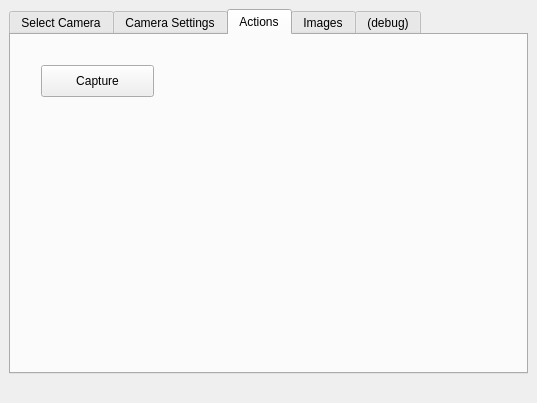
steveicarus/camctl, file camtool/camtool.ui: the form before one commit.
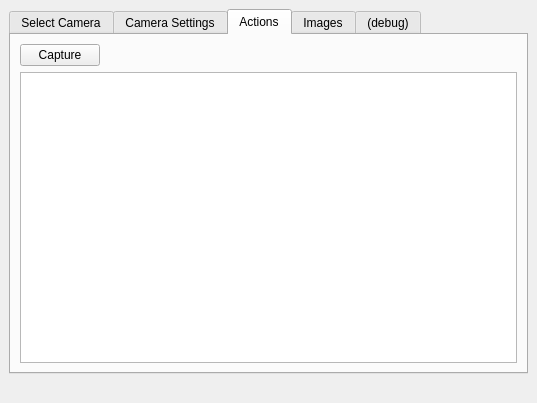
The form after the commit. The open tabs and pages were chosen to show the change.

Commit message:
Create and manage a capture thumbnail display.
whenever a new image appears on the camera, display the
thumbnail for that image in the action thumbnail display.
This has the effect of displaying the thumbnail of the
last capture, right after the capture happens.

Diff of the .ui file:
```diff
--- a/camtool/camtool.ui
+++ b/camtool/camtool.ui
@@ -270,19 +270,35 @@
        <attribute name="title" >
         <string>Actions</string>
        </attribute>
+       <layout class="QVBoxLayout" name="verticalLayout_8" >
+        <item>
+         <layout class="QHBoxLayout" name="horizontalLayout_7" >
+          <item>
        <widget class="QPushButton" name="action_capture_button" >
-        <property name="geometry" >
-         <rect>
-          <x>30</x>
-          <y>30</y>
-          <width>113</width>
-          <height>32</height>
-         </rect>
-        </property>
         <property name="text" >
          <string>Capture</string>
         </property>
        </widget>
+          </item>
+          <item>
+           <spacer name="horizontalSpacer_3" >
+            <property name="orientation" >
+             <enum>Qt::Horizontal</enum>
+            </property>
+            <property name="sizeHint" stdset="0" >
+             <size>
+              <width>40</width>
+              <height>20</height>
+             </size>
+            </property>
+           </spacer>
+          </item>
+         </layout>
+        </item>
+        <item>
+         <widget class="QGraphicsView" name="action_thumbnail_view" />
+        </item>
+       </layout>
       </widget>
       <widget class="QWidget" name="tab_4" >
        <attribute name="title" >
```
Lines whose indentation alone changed are shown as unchanged. The commit also changes 5 other files.
